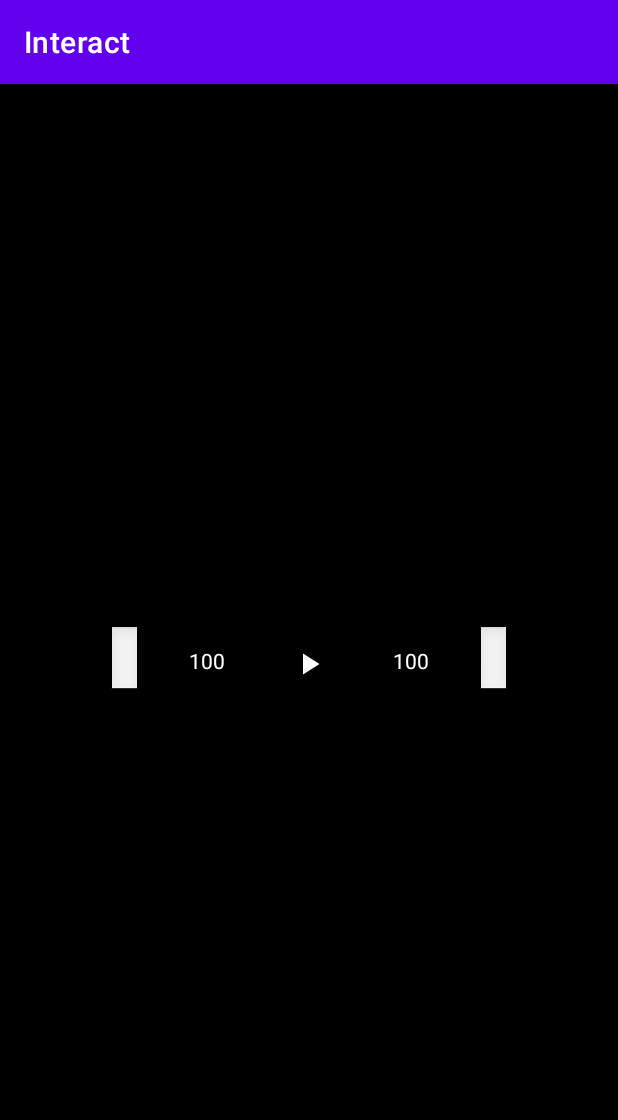
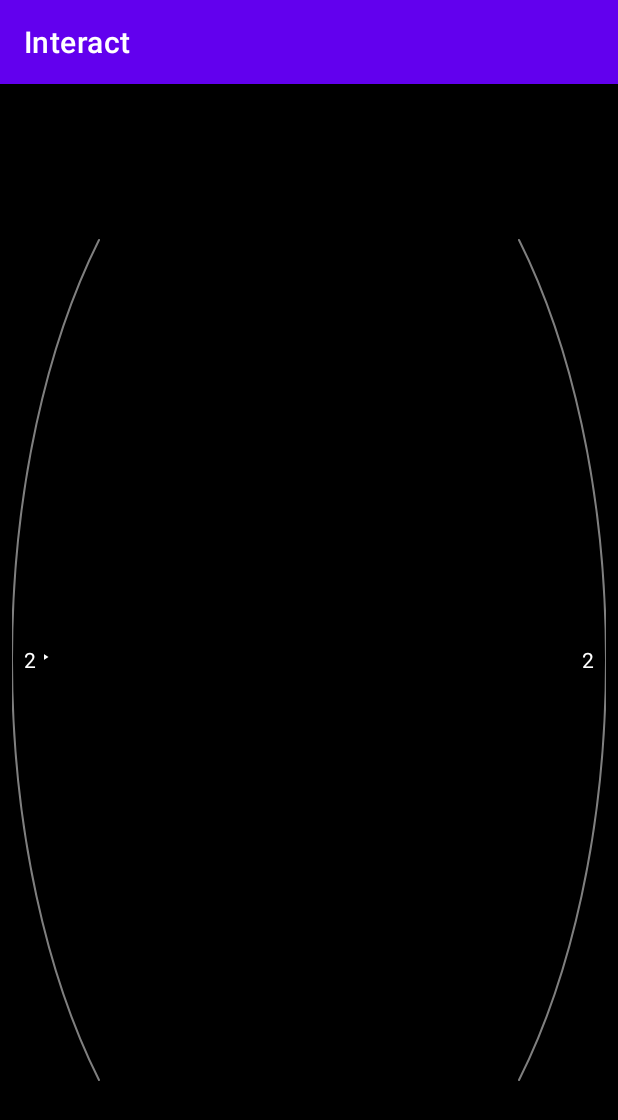
Before and after one commit to Zats1954/testAnimation, an Android app: the screen it shows after launch (MainActivity), on a phone screen of 412 x 824 dp. Shown: the top 1120 px of the screen. Run offline under Robolectric (Android 15) with nearby library versions, the phone set to English and light mode, and no system bars.

```diff
--- a/app/src/main/java/ru/zatsoft/interact/MainActivity.kt
+++ b/app/src/main/java/ru/zatsoft/interact/MainActivity.kt
@@ -1,11 +1,42 @@
 package ru.zatsoft.interact
 
+import android.animation.ValueAnimator
 import androidx.appcompat.app.AppCompatActivity
 import android.os.Bundle
+import android.view.animation.TranslateAnimation
+import android.widget.Button
+import android.widget.TextView
+import ru.zatsoft.interact.utils.StatsView
 
 class MainActivity : AppCompatActivity() {
     override fun onCreate(savedInstanceState: Bundle?) {
         super.onCreate(savedInstanceState)
         setContentView(R.layout.activity_main)
+
+        val clipDuration = 10000L
+
+        val button = findViewById<Button>(R.id.btnPlay)
+        button.setOnClickListener {
+             println("fire!")
+        }
+
+        val textLeft = findViewById<TextView>(R.id.textLeft)
+        val textRight = findViewById<TextView>(R.id.textRight)
+
+        val valueAnimator = ValueAnimator.ofInt(100, 0)
+        valueAnimator.duration = clipDuration
+        valueAnimator.addUpdateListener {
+            val animatedValue = it.animatedValue as Int
+            textLeft.text = animatedValue.toString()
+            textRight.text = animatedValue.toString()
+        }
+        valueAnimator.start()
+
+        val animation = TranslateAnimation(-40f, 750f, 0f, 0f)
+        animation.duration = clipDuration
+        animation.fillAfter = true
+        button.startAnimation(animation)
+
+
     }
 }
--- /dev/null
+++ b/app/src/main/java/ru/zatsoft/interact/utils/AndroidUtils.kt
@@ -0,0 +1,12 @@
+package ru.netology.animation.utils
+
+import android.content.Context
+import kotlin.math.ceil
+
+object AndroidUtils {
+    fun dp(context: Context, dp: Float): Int{
+        return if(dp == 0F) 0 else ceil(
+            context.resources.displayMetrics.density * dp
+        ).toInt()
+    }
+}
--- /dev/null
+++ b/app/src/main/java/ru/zatsoft/interact/utils/StatsView.kt
@@ -0,0 +1,59 @@
+package ru.zatsoft.interact.utils
+
+import android.content.Context
+import android.graphics.*
+import android.util.AttributeSet
+import android.view.View
+import androidx.core.content.withStyledAttributes
+import ru.zatsoft.interact.R
+
+class StatsView @JvmOverloads constructor(context: Context,
+                                          attrs: AttributeSet? = null) : View(context,attrs) {
+
+    private var center = PointF(0F, 0F)
+    private var radius = 0F
+    private var linedWidth = 0
+
+    private val paint = Paint(Paint.ANTI_ALIAS_FLAG).apply {
+        style = Paint.Style.STROKE
+        strokeCap = Paint.Cap.ROUND
+        strokeJoin = Paint.Join.ROUND
+     }
+
+    private var circleR = RectF(0F, 0F, 0F, 0F)
+    private var circleL = RectF(0F, 0F, 0F, 0F)
+
+    init {
+        context.withStyledAttributes(attrs, R.styleable.StatsView) {
+            paint.strokeWidth = 2F
+            paint.setColor(Color.WHITE)
+        }
+    }
+
+    override fun onSizeChanged(w: Int, h: Int, oldw: Int, oldh: Int) {
+        center = PointF(w / 2F, h / 2F)
+//        radius = min(w, h) / 2F - linedWidth / 2F
+        radius = w/ 2F - linedWidth / 2F
+        circleR = RectF(
+            center.x - radius,
+            center.y - radius*2,
+            (center.x + radius),
+            center.y + radius*2
+        )
+
+        circleL = RectF(
+            center.x -radius,
+            center.y - radius*2,
+            center.x + radius ,
+            center.y + radius*2
+        )
+    }
+
+    override fun onDraw(canvas: Canvas) {
+        val startAngle1 = -45F
+        val sweepAngle = 90F
+        val startAngle2 = 135F
+        canvas.drawArc(circleR, startAngle1, sweepAngle, false, paint)
+        canvas.drawArc(circleL, startAngle2,sweepAngle, false, paint)
+    }
+}
--- a/app/src/main/res/layout/activity_main.xml
+++ b/app/src/main/res/layout/activity_main.xml
@@ -1,68 +1,70 @@
 <?xml version="1.0" encoding="utf-8"?>
-<androidx.constraintlayout.widget.ConstraintLayout xmlns:android="http://schemas.android.com/apk/res/android"
+<FrameLayout xmlns:android="http://schemas.android.com/apk/res/android"
     xmlns:app="http://schemas.android.com/apk/res-auto"
     xmlns:tools="http://schemas.android.com/tools"
     android:layout_width="match_parent"
     android:layout_height="match_parent"
+    android:orientation="horizontal"
     android:background="#000000"
     tools:context=".MainActivity">
 
-    <ImageView
-        android:id="@+id/imageLeft"
-        android:layout_width="22dp"
+
+    <ru.zatsoft.interact.utils.StatsView
+        android:id="@+id/statsView"
+        android:layout_width="match_parent"
         android:layout_height="wrap_content"
-        android:layout_marginEnd="32dp"
-        app:layout_constraintBottom_toBottomOf="@+id/textLeft"
-        app:layout_constraintEnd_toStartOf="@+id/textLeft"
-        app:layout_constraintTop_toTopOf="@+id/textLeft"
-        app:srcCompat="@android:drawable/edit_text" />
+        android:layout_gravity="center"
+        android:layout_margin="8dp"
+        android:alpha="0.5"/>
+
+    <LinearLayout
+        android:layout_width="match_parent"
+        android:layout_height="match_parent"
+        android:orientation="horizontal">
+
 
             <TextView
                 android:id="@+id/textLeft"
                 android:layout_width="wrap_content"
                 android:layout_height="wrap_content"
-        android:layout_marginEnd="32dp"
-        android:text="100"
-        android:textColor="@color/white"
-        app:layout_constraintBottom_toBottomOf="@id/btnPlay"
-        app:layout_constraintEnd_toStartOf="@id/btnPlay"
-        app:layout_constraintTop_toTopOf="@id/btnPlay" />
+                android:layout_marginStart="16dp"
+                android:layout_gravity="center_vertical"
+                android:text="@string/sto"
+                android:textColor="@color/white" />
+
+
+            <FrameLayout
+                android:layout_width="0dp"
+                android:layout_height="match_parent"
+                android:layout_margin="5dp"
+                android:layout_weight="1"
+                tools:layout_editor_absoluteX="145dp"
+                tools:layout_editor_absoluteY="5dp">
 
                 <com.google.android.material.button.MaterialButton
                     android:id="@+id/btnPlay"
                     style="@style/Widget.MaterialComponents.Button.TextButton.Icon"
-        android:layout_width="48dp"
-        android:layout_height="39dp"
-
-        android:gravity="center|center_horizontal|center_vertical"
-        android:textAlignment="center"
+                    android:layout_width="match_parent"
+                    android:layout_height="match_parent"
+                    android:paddingLeft="-300dp"
                     app:icon="@drawable/ic_baseline_play_arrow_24"
                     app:iconGravity="textTop"
-        app:iconTint="#FFFFFF"
-        app:layout_constraintBottom_toBottomOf="parent"
-        app:layout_constraintEnd_toEndOf="parent"
-        app:layout_constraintStart_toStartOf="parent"
-        app:layout_constraintTop_toTopOf="parent" />
+                    app:iconTint="#FFFFFF" />
+            </FrameLayout>
+
 
             <TextView
                 android:id="@+id/textRight"
                 android:layout_width="wrap_content"
                 android:layout_height="wrap_content"
-        android:layout_marginStart="32dp"
-        android:text="100"
-        android:textColor="@color/white"
-        app:layout_constraintTop_toTopOf="@id/btnPlay"
-        app:layout_constraintStart_toEndOf="@id/btnPlay"
-        app:layout_constraintBottom_toBottomOf="@id/btnPlay" />
+                android:layout_marginEnd="16dp"
+                android:text="@string/sto"
+                android:layout_gravity="center_vertical"
+                android:textColor="@color/white" />
 
-    <ImageView
-        android:id="@+id/imageRight"
-        android:layout_width="22dp"
-        android:layout_height="wrap_content"
-        android:layout_marginStart="32dp"
-        app:layout_constraintBottom_toBottomOf="@id/textRight"
-        app:layout_constraintStart_toEndOf="@+id/textRight"
-        app:layout_constraintTop_toTopOf="@id/textRight"
-        app:srcCompat="@android:drawable/edit_text" />
 
-</androidx.constraintlayout.widget.ConstraintLayout>
+
+    </LinearLayout>
+
+
+</FrameLayout>
--- /dev/null
+++ b/app/src/main/res/values/attrs.xml
@@ -0,0 +1,10 @@
+<?xml version="1.0" encoding="utf-8"?>
+<resources>
+    <declare-styleable name="StatsView">
+        <attr name="textSize" format="dimension|reference" />
+        <attr name="lineWidth" format="dimension|reference" />
+        <attr name="color1" format="color|reference" />
+        <attr name="color2" format="color|reference" />
+        <attr name="color3" format="color|reference" />
+    </declare-styleable>
+</resources>
```
Lines whose indentation alone changed are shown as unchanged.
